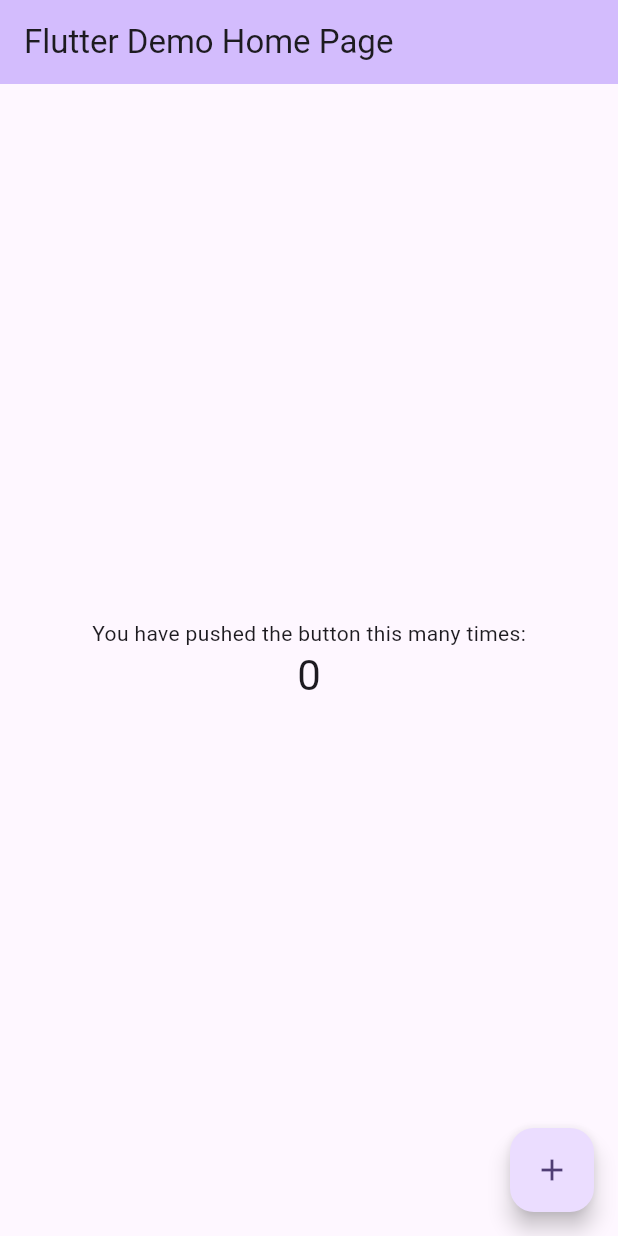
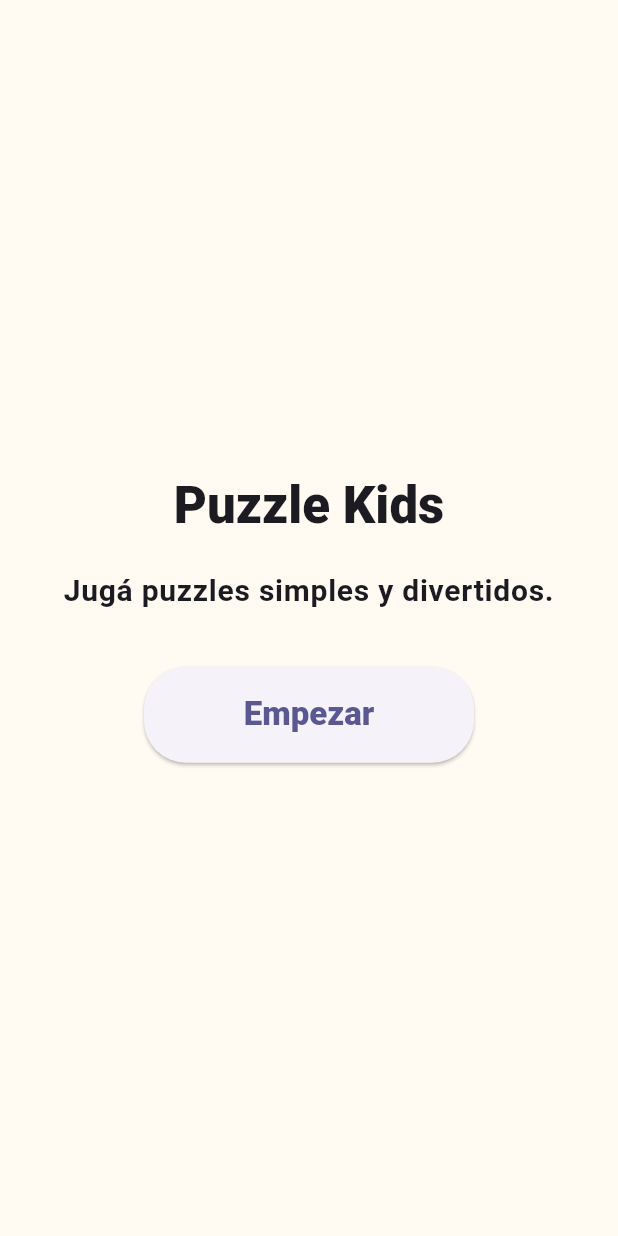
Before and after one commit to jorgehara/game_test, a Flutter app: the screen it shows after launch, on a phone screen of 412 x 824 dp. Run offline on Flutter 3.47's test engine with Material 3 defaults, Android fonts, the phone set to English and light mode, and no system bars.

Commit message:
feat: add Puzzle Kids app shell

```diff
--- a/lib/main.dart
+++ b/lib/main.dart
@@ -1,121 +1,57 @@
 import 'package:flutter/material.dart';
+import 'package:provider/provider.dart';
+
+import 'providers/app_shell_provider.dart';
+import 'routes/app_routes.dart';
 
 void main() {
-  runApp(const MyApp());
+  runApp(const PuzzleKidsApp());
 }
 
-class MyApp extends StatelessWidget {
-  const MyApp({super.key});
-
-  // This widget is the root of your application.
-  @override
-  Widget build(BuildContext context) {
-    return MaterialApp(
-      title: 'Flutter Demo',
-      theme: ThemeData(
-        // This is the theme of your application.
-        //
-        // TRY THIS: Try running your application with "flutter run". You'll see
-        // the application has a purple toolbar. Then, without quitting the app,
-        // try changing the seedColor in the colorScheme below to Colors.green
-        // and then invoke "hot reload" (save your changes or press the "hot
-        // reload" button in a Flutter-supported IDE, or press "r" if you used
-        // the command line to start the app).
-        //
-        // Notice that the counter didn't reset back to zero; the application
-        // state is not lost during the reload. To reset the state, use hot
-        // restart instead.
-        //
-        // This works for code too, not just values: Most code changes can be
-        // tested with just a hot reload.
-        colorScheme: .fromSeed(seedColor: Colors.deepPurple),
-      ),
-      home: const MyHomePage(title: 'Flutter Demo Home Page'),
-    );
-  }
-}
-
-class MyHomePage extends StatefulWidget {
-  const MyHomePage({super.key, required this.title});
-
-  // This widget is the home page of your application. It is stateful, meaning
-  // that it has a State object (defined below) that contains fields that affect
-  // how it looks.
-
-  // This class is the configuration for the state. It holds the values (in this
-  // case the title) provided by the parent (in this case the App widget) and
-  // used by the build method of the State. Fields in a Widget subclass are
-  // always marked "final".
-
-  final String title;
-
-  @override
-  State<MyHomePage> createState() => _MyHomePageState();
-}
-
-class _MyHomePageState extends State<MyHomePage> {
-  int _counter = 0;
-
-  void _incrementCounter() {
-    setState(() {
-      // This call to setState tells the Flutter framework that something has
-      // changed in this State, which causes it to rerun the build method below
-      // so that the display can reflect the updated values. If we changed
-      // _counter without calling setState(), then the build method would not be
-      // called again, and so nothing would appear to happen.
-      _counter++;
-    });
-  }
+class PuzzleKidsApp extends StatelessWidget {
+  const PuzzleKidsApp({super.key});
 
   @override
   Widget build(BuildContext context) {
-    // This method is rerun every time setState is called, for instance as done
-    // by the _incrementCounter method above.
-    //
-    // The Flutter framework has been optimized to make rerunning build methods
-    // fast, so that you can just rebuild anything that needs updating rather
-    // than having to individually change instances of widgets.
-    return Scaffold(
-      appBar: AppBar(
-        // TRY THIS: Try changing the color here to a specific color (to
-        // Colors.amber, perhaps?) and trigger a hot reload to see the AppBar
-        // change color while the other colors stay the same.
-        backgroundColor: Theme.of(context).colorScheme.inversePrimary,
-        // Here we take the value from the MyHomePage object that was created by
-        // the App.build method, and use it to set our appbar title.
-        title: Text(widget.title),
-      ),
-      body: Center(
-        // Center is a layout widget. It takes a single child and positions it
-        // in the middle of the parent.
-        child: Column(
-          // Column is also a layout widget. It takes a list of children and
-          // arranges them vertically. By default, it sizes itself to fit its
-          // children horizontally, and tries to be as tall as its parent.
-          //
-          // Column has various properties to control how it sizes itself and
-          // how it positions its children. Here we use mainAxisAlignment to
-          // center the children vertically; the main axis here is the vertical
-          // axis because Columns are vertical (the cross axis would be
-          // horizontal).
-          //
-          // TRY THIS: Invoke "debug painting" (choose the "Toggle Debug Paint"
-          // action in the IDE, or press "p" in the console), to see the
-          // wireframe for each widget.
-          mainAxisAlignment: .center,
-          children: [
-            const Text('You have pushed the button this many times:'),
-            Text(
-              '$_counter',
-              style: Theme.of(context).textTheme.headlineMedium,
+    return MultiProvider(
+      providers: [
+        Provider<AppShellProvider>(create: (_) => const AppShellProvider()),
+      ],
+      child: MaterialApp(
+        title: 'Puzzle Kids',
+        debugShowCheckedModeBanner: false,
+        theme: ThemeData(
+          useMaterial3: true,
+          colorScheme: ColorScheme.fromSeed(
+            seedColor: const Color(0xFF6C63FF),
+            brightness: Brightness.light,
+          ),
+          scaffoldBackgroundColor: const Color(0xFFFFFBF2),
+          textTheme: const TextTheme(
+            headlineLarge: TextStyle(fontSize: 34, fontWeight: FontWeight.w800),
+            headlineMedium: TextStyle(
+              fontSize: 28,
+              fontWeight: FontWeight.w800,
             ),
-          ],
+            titleLarge: TextStyle(fontSize: 24, fontWeight: FontWeight.w700),
+            bodyLarge: TextStyle(fontSize: 20, fontWeight: FontWeight.w600),
+          ),
+          elevatedButtonTheme: ElevatedButtonThemeData(
+            style: ElevatedButton.styleFrom(
+              minimumSize: const Size(220, 64),
+              padding: const EdgeInsets.symmetric(horizontal: 28, vertical: 18),
+              textStyle: const TextStyle(
+                fontSize: 22,
+                fontWeight: FontWeight.w800,
+              ),
+              shape: RoundedRectangleBorder(
+                borderRadius: BorderRadius.circular(28),
+              ),
+            ),
+          ),
         ),
-      ),
-      floatingActionButton: FloatingActionButton(
-        onPressed: _incrementCounter,
-        tooltip: 'Increment',
-        child: const Icon(Icons.add),
+        initialRoute: AppRoutes.splash,
+        routes: AppRoutes.routes,
       ),
     );
   }
--- /dev/null
+++ b/lib/providers/app_shell_provider.dart
@@ -0,0 +1,5 @@
+class AppShellProvider {
+  const AppShellProvider();
+
+  String get appName => 'Puzzle Kids';
+}
--- /dev/null
+++ b/lib/routes/app_routes.dart
@@ -0,0 +1,28 @@
+import 'package:flutter/widgets.dart';
+
+import '../screens/categories_screen.dart';
+import '../screens/celebration_screen.dart';
+import '../screens/menu_screen.dart';
+import '../screens/puzzle_game_screen.dart';
+import '../screens/puzzle_selection_screen.dart';
+import '../screens/splash_screen.dart';
+
+class AppRoutes {
+  const AppRoutes._();
+
+  static const splash = '/';
+  static const menu = '/menu';
+  static const categories = '/categories';
+  static const selection = '/selection';
+  static const game = '/game';
+  static const celebration = '/celebration';
+
+  static Map<String, WidgetBuilder> get routes => {
+    splash: (_) => const SplashScreen(),
+    menu: (_) => const MenuScreen(),
+    categories: (_) => const CategoriesScreen(),
+    selection: (_) => const PuzzleSelectionScreen(),
+    game: (_) => const PuzzleGameScreen(),
+    celebration: (_) => const CelebrationScreen(),
+  };
+}
--- /dev/null
+++ b/lib/screens/placeholder_screen_shell.dart
@@ -0,0 +1,53 @@
+import 'package:flutter/material.dart';
+
+import '../widgets/primary_action_button.dart';
+
+class PlaceholderScreenShell extends StatelessWidget {
+  const PlaceholderScreenShell({
+    required this.title,
+    required this.message,
+    required this.buttonLabel,
+    required this.onPressed,
+    super.key,
+  });
+
+  final String title;
+  final String message;
+  final String buttonLabel;
+  final VoidCallback onPressed;
+
+  @override
+  Widget build(BuildContext context) {
+    return Scaffold(
+      body: SafeArea(
+        child: Center(
+          child: Padding(
+            padding: const EdgeInsets.all(24),
+            child: ConstrainedBox(
+              constraints: const BoxConstraints(maxWidth: 520),
+              child: Column(
+                mainAxisAlignment: MainAxisAlignment.center,
+                children: [
+                  Text(
+                    title,
+                    key: Key('screen-title-$title'),
+                    textAlign: TextAlign.center,
+                    style: Theme.of(context).textTheme.headlineLarge,
+                  ),
+                  const SizedBox(height: 20),
+                  Text(
+                    message,
+                    textAlign: TextAlign.center,
+                    style: Theme.of(context).textTheme.bodyLarge,
+                  ),
+                  const SizedBox(height: 36),
+                  PrimaryActionButton(label: buttonLabel, onPressed: onPressed),
+                ],
+              ),
+            ),
+          ),
+        ),
+      ),
+    );
+  }
+}
--- /dev/null
+++ b/lib/screens/splash_screen.dart
@@ -0,0 +1,22 @@
+import 'package:flutter/material.dart';
+import 'package:provider/provider.dart';
+
+import '../providers/app_shell_provider.dart';
+import '../routes/app_routes.dart';
+import 'placeholder_screen_shell.dart';
+
+class SplashScreen extends StatelessWidget {
+  const SplashScreen({super.key});
+
+  @override
+  Widget build(BuildContext context) {
+    final appShell = context.read<AppShellProvider>();
+
+    return PlaceholderScreenShell(
+      title: appShell.appName,
+      message: 'Jugá puzzles simples y divertidos.',
+      buttonLabel: 'Empezar',
+      onPressed: () => Navigator.pushNamed(context, AppRoutes.menu),
+    );
+  }
+}
--- /dev/null
+++ b/lib/widgets/primary_action_button.dart
@@ -0,0 +1,21 @@
+import 'package:flutter/material.dart';
+
+class PrimaryActionButton extends StatelessWidget {
+  const PrimaryActionButton({
+    required this.label,
+    required this.onPressed,
+    super.key,
+  });
+
+  final String label;
+  final VoidCallback onPressed;
+
+  @override
+  Widget build(BuildContext context) {
+    return Semantics(
+      button: true,
+      label: label,
+      child: ElevatedButton(onPressed: onPressed, child: Text(label)),
+    );
+  }
+}
```
Also changed, not shown: lib/screens/categories_screen.dart (added, +18 -0 lines), lib/screens/celebration_screen.dart (added, +22 -0 lines), lib/screens/menu_screen.dart (added, +18 -0 lines), lib/screens/puzzle_game_screen.dart (added, +18 -0 lines), lib/screens/puzzle_selection_screen.dart (added, +18 -0 lines), 5 other files.
